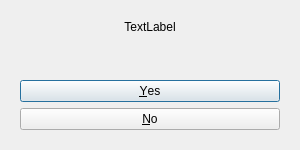
The window that _02_GUI/_03_UI/00_Draft/Msg_Dialog.ui (DST-DEV/SCDL) describes before a commit, drawn with Qt 5.
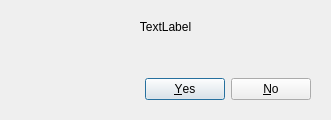
The same window after the commit.

What changed in the file:
```diff
--- a/_02_GUI/_03_UI/00_Draft/Msg_Dialog.ui
+++ b/_02_GUI/_03_UI/00_Draft/Msg_Dialog.ui
@@ -6,8 +6,8 @@
    <rect>
     <x>0</x>
     <y>0</y>
-    <width>300</width>
-    <height>150</height>
+    <width>331</width>
+    <height>120</height>
    </rect>
   </property>
   <property name="sizePolicy">
@@ -18,7 +18,7 @@
   </property>
   <property name="minimumSize">
    <size>
-    <width>200</width>
+    <width>300</width>
     <height>120</height>
    </size>
   </property>
@@ -72,11 +72,14 @@
          </sizepolicy>
         </property>
         <property name="orientation">
-         <enum>Qt::Vertical</enum>
+         <enum>Qt::Horizontal</enum>
         </property>
         <property name="standardButtons">
          <set>QDialogButtonBox::No|QDialogButtonBox::Yes</set>
         </property>
+        <property name="centerButtons">
+         <bool>false</bool>
+        </property>
        </widget>
       </item>
      </layout>
```
Left out of the diff: 2 changed lines with no effect on the pictures.
